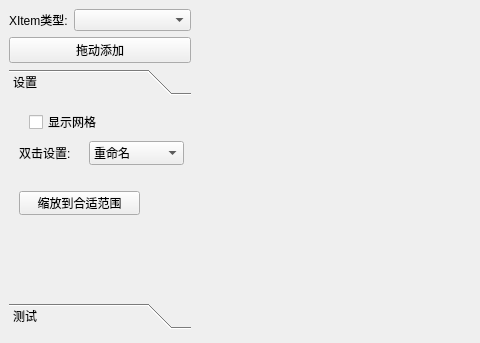
Above: XGraphicsApp/Frm/AppMainWindow.ui from Enterprise-X/XGraphics before the change; both pictures show x 0 to 480 and y 0 to 343 of the 1200 by 900 pixel window. Below: the same form after it.
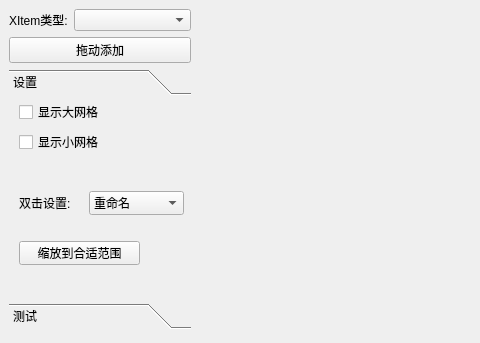
That is the form after the change.

Patch:
```diff
--- a/XGraphicsApp/Frm/AppMainWindow.ui
+++ b/XGraphicsApp/Frm/AppMainWindow.ui
@@ -115,21 +115,21 @@
                 <widget class="QCheckBox" name="ckbShowGrid">
                  <property name="geometry">
                   <rect>
-                   <x>20</x>
-                   <y>10</y>
+                   <x>10</x>
+                   <y>0</y>
                    <width>82</width>
                    <height>22</height>
                   </rect>
                  </property>
                  <property name="text">
-                  <string>显示网格</string>
+                  <string>显示大网格</string>
                  </property>
                 </widget>
                 <widget class="QComboBox" name="cmbMDoubleSet">
                  <property name="geometry">
                   <rect>
                    <x>80</x>
-                   <y>40</y>
+                   <y>90</y>
                    <width>95</width>
                    <height>24</height>
                   </rect>
@@ -149,7 +149,7 @@
                  <property name="geometry">
                   <rect>
                    <x>10</x>
-                   <y>40</y>
+                   <y>90</y>
                    <width>61</width>
                    <height>24</height>
                   </rect>
@@ -162,7 +162,7 @@
                  <property name="geometry">
                   <rect>
                    <x>10</x>
-                   <y>90</y>
+                   <y>140</y>
                    <width>121</width>
                    <height>24</height>
                   </rect>
@@ -171,6 +171,19 @@
                   <string>缩放到合适范围</string>
                  </property>
                 </widget>
+                <widget class="QCheckBox" name="ckbShowGridSmall">
+                 <property name="geometry">
+                  <rect>
+                   <x>10</x>
+                   <y>30</y>
+                   <width>91</width>
+                   <height>22</height>
+                  </rect>
+                 </property>
+                 <property name="text">
+                  <string>显示小网格</string>
+                 </property>
+                </widget>
                </widget>
                <widget class="QWidget" name="toolPage_SceneTest">
                 <property name="geometry">
```
